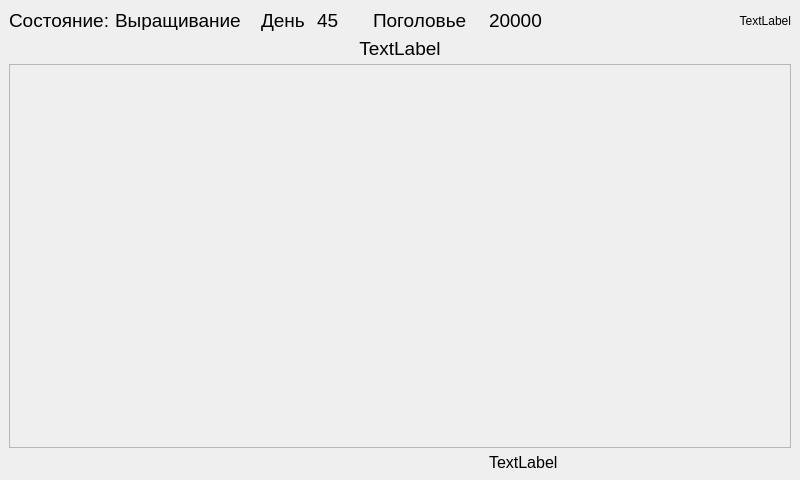
The window that QtClient/QtClimaClient/MainWindow.ui (ciberslavik/climacore) describes before a commit, drawn with Qt 5.
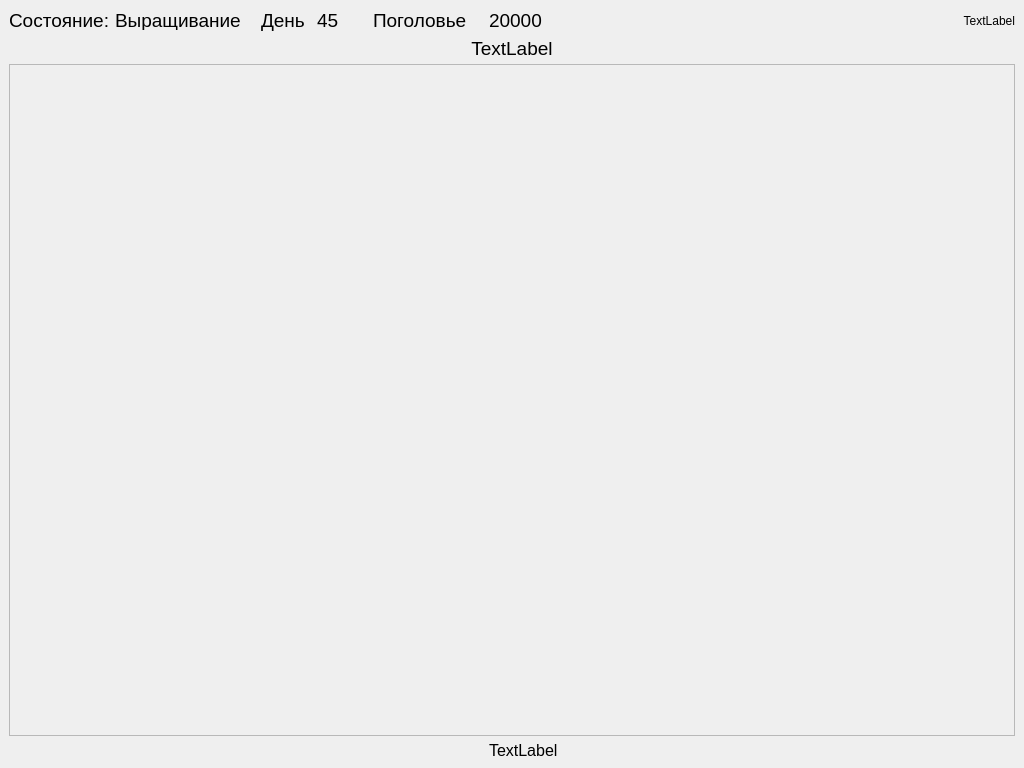
The same window after the commit.

The edit to the form file:
```diff
--- a/QtClient/QtClimaClient/MainWindow.ui
+++ b/QtClient/QtClimaClient/MainWindow.ui
@@ -6,8 +6,8 @@
    <rect>
     <x>0</x>
     <y>0</y>
-    <width>800</width>
-    <height>480</height>
+    <width>1024</width>
+    <height>768</height>
    </rect>
   </property>
   <property name="minimumSize">
@@ -18,8 +18,8 @@
   </property>
   <property name="maximumSize">
    <size>
-    <width>800</width>
-    <height>480</height>
+    <width>1024</width>
+    <height>768</height>
    </size>
   </property>
   <property name="windowTitle">
```
